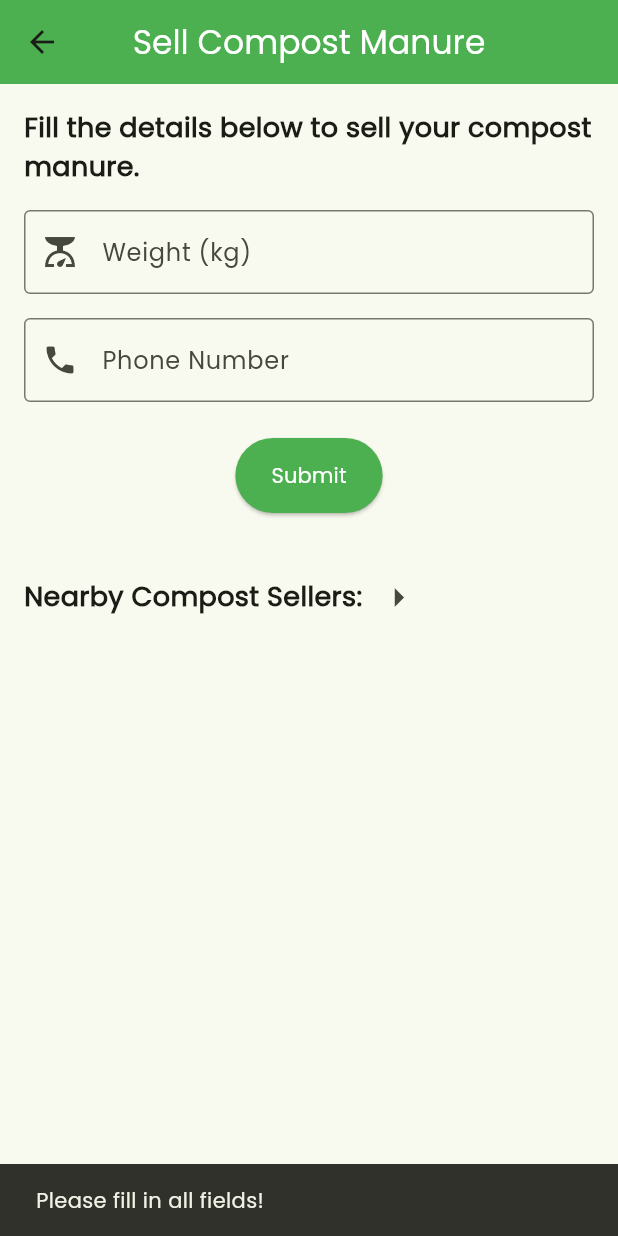
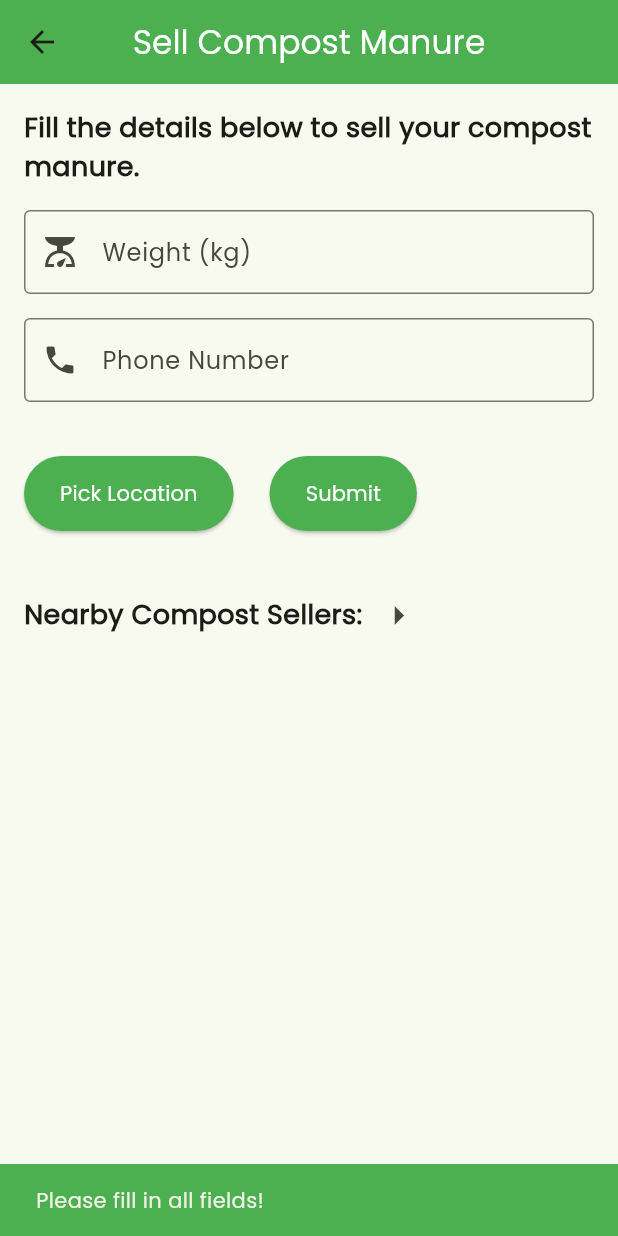
Before and after one commit to dhirajchaurasiya/Waste2Worth, a Flutter app: the BuyerSellerScreen screen opened directly, after a tap on "Submit", on a phone screen of 412 x 824 dp. Run offline on Flutter 3.47's test engine with Material 3 defaults, Android fonts, the phone set to English and light mode, and no system bars; our stand-ins replace cloud_firestore, firebase_auth, firebase_core, flutter_map, geolocator, latlong2; accounts and stored records are empty.

Commit message:
add pick location

```diff
--- a/lib/screens/seller.dart
+++ b/lib/screens/seller.dart
@@ -1,5 +1,7 @@
 import 'package:cloud_firestore/cloud_firestore.dart';
 import 'package:firebase_core/firebase_core.dart';
+import 'package:fireflutter/providers/userprovider.dart';
+import 'package:fireflutter/widgets/locationPicker.dart';
 import 'package:flutter/material.dart';
 import 'package:flutter_map/flutter_map.dart';
 import 'package:geolocator/geolocator.dart';
@@ -7,6 +9,7 @@ import 'package:latlong2/latlong.dart';
 // import 'package:url_launcher/url_launcher.dart';
 import 'package:fireflutter/models/sellmodels.dart';
 import 'package:fireflutter/screens/sellers_screen.dart';
+import 'package:provider/provider.dart';
 
 class BuyerSellerScreen extends StatefulWidget {
   @override
@@ -14,6 +17,8 @@ class BuyerSellerScreen extends StatefulWidget {
 }
 
 class _BuyerSellerScreenState extends State<BuyerSellerScreen> {
+  LatLng? _selectedLocation;
+
   final TextEditingController _weightController = TextEditingController();
   final TextEditingController _addressController = TextEditingController();
   final TextEditingController _phoneController = TextEditingController();
@@ -30,15 +35,13 @@ class _BuyerSellerScreenState extends State<BuyerSellerScreen> {
     ),
     const Marker(
       point: LatLng(51.51452, -0.128928), // Another location
-      child:  Icon(
+      child: Icon(
         Icons.location_pin,
         color: Colors.red,
         size: 40,
       ),
     ),
   ];
-
-
 
   @override
   void dispose() {
@@ -50,18 +53,22 @@ class _BuyerSellerScreenState extends State<BuyerSellerScreen> {
 
   // Fetch the current location of the user
 
-
   @override
   Widget build(BuildContext context) {
+    var userprovider = Provider.of<Userprovider>(context);
+
     return Scaffold(
       appBar: AppBar(
         backgroundColor: Colors.green,
-        title: Text('Sell Compost Manure', style: TextStyle(color: Colors.white),),
+        title: Text(
+          'Sell Compost Manure',
+          style: TextStyle(color: Colors.white),
+        ),
         centerTitle: true,
       ),
       body: SingleChildScrollView(
         padding: const EdgeInsets.all(16.0),
-        child:  Column(
+        child: Column(
           crossAxisAlignment: CrossAxisAlignment.start,
           children: [
             // Form Header
@@ -82,23 +89,65 @@ class _BuyerSellerScreenState extends State<BuyerSellerScreen> {
               keyboardType: TextInputType.number,
             ),
 
-            SizedBox(height: 16),
+            const SizedBox(height: 16),
 
             // Phone Number Input
             TextField(
               controller: _phoneController,
-              decoration: InputDecoration(
+              decoration: const InputDecoration(
                 labelText: 'Phone Number',
                 border: OutlineInputBorder(),
                 prefixIcon: Icon(Icons.phone),
               ),
               keyboardType: TextInputType.phone,
             ),
-            SizedBox(height: 24),
+
+            const SizedBox(
+              height: 16,
+            ),
+            if (_selectedLocation != null)
+              Container(
+                color: Colors.green[200],
+                height: 50,
+                width: double.infinity,
+                child: SingleChildScrollView(
+                  child: Padding(
+                    padding: const EdgeInsets.all(8.0),
+                    child: Text(
+                      'Selected Location: ${_selectedLocation?.latitude}, ${_selectedLocation?.longitude}',
+                    ),
+                  ),
+                ),
+              ),
+            SizedBox(height: 20),
+            Row(
+              children: [
+                ElevatedButton(
+                  style: ElevatedButton.styleFrom(
+                      minimumSize: Size(0, 50),
+                      backgroundColor: Colors.green,
+                      foregroundColor: Colors.white),
+                  onPressed: () async {
+                    final result = await Navigator.push(
+                      context,
+                      MaterialPageRoute(
+                        builder: (context) => LocationPicker(),
+                      ),
+                    );
+                    if (result != null) {
+                      setState(() {
+                        _selectedLocation = result;
+                      });
+                    }
+                  },
+                  child: Text(
+                    'Pick Location',
+                  ),
+                ),
+                SizedBox(width: 24),
 
                 // Submit Button
-            Center(
-              child: ElevatedButton(
+                ElevatedButton(
                   style: ElevatedButton.styleFrom(
                     minimumSize: Size(0, 50),
                     backgroundColor: Colors.green,
@@ -106,9 +155,13 @@ class _BuyerSellerScreenState extends State<BuyerSellerScreen> {
                   ),
                   onPressed: () async {
                     if (_weightController.text.isEmpty ||
+                        _selectedLocation == null ||
                         _phoneController.text.isEmpty) {
                       ScaffoldMessenger.of(context).showSnackBar(
-                      SnackBar(content: Text('Please fill in all fields!')),
+                        SnackBar(
+                          content: Text('Please fill in all fields!'),
+                          backgroundColor: Colors.green,
+                        ),
                       );
                       return;
                     }
@@ -117,7 +170,10 @@ class _BuyerSellerScreenState extends State<BuyerSellerScreen> {
                     final newsale = sellmodel(
                         id: DateTime.now().toString(),
                         weight: _weightController.text,
-                      // address: _addressController.text,
+                        lat: _selectedLocation!.latitude,
+                        long: _selectedLocation!.longitude,
+                        email: userprovider.userEmail,
+                        name: userprovider.userName,
                         phonenumber: _phoneController.text);
 
                     //add data to the firebase
@@ -127,19 +183,29 @@ class _BuyerSellerScreenState extends State<BuyerSellerScreen> {
 
                     print('Weight: ${_weightController.text} kg');
                     print('Address: ${_addressController.text}');
+                    print('Location: ${_selectedLocation}');
                     print('Phone: ${_phoneController.text}');
                     ScaffoldMessenger.of(context).showSnackBar(
-                    SnackBar(
-                        content: Text('Your details have been submitted.')),
+                      const SnackBar(
+                          backgroundColor: Colors.green,
+                          content: Text(
+                            'Your details have been submitted.',
+                            style: TextStyle(color: Colors.white),
+                          )),
                     );
+
+                    FirebaseFirestore.instance.collection('salesdetails').get();
 
                     //clearing the textfields
                     _weightController.clear();
+                    _selectedLocation = null;
+                    setState(() {});
                     // _addressController.clear();
                     _phoneController.clear();
                   },
                   child: const Text('Submit'),
                 ),
+              ],
             ),
 
             const SizedBox(height: 32),
@@ -155,8 +221,8 @@ class _BuyerSellerScreenState extends State<BuyerSellerScreen> {
                   onPressed: () {
                     Navigator.push(
                       context,
-                        MaterialPageRoute(
-                            builder: (context) =>    SellerMap()),);
+                      MaterialPageRoute(builder: (context) => SellerMap()),
+                    );
                     print('Icon btn to see full screen location pressed');
                   },
                   icon: const Icon(Icons.arrow_right),
@@ -165,9 +231,6 @@ class _BuyerSellerScreenState extends State<BuyerSellerScreen> {
               ],
             ),
             const SizedBox(height: 16),
-
-
-
           ],
         ),
       ),
@@ -175,6 +238,4 @@ class _BuyerSellerScreenState extends State<BuyerSellerScreen> {
   }
 }
 
-
 //zoom in the map
-//done with adding the sales data to the backend
```
Lines whose indentation alone changed are shown as unchanged.
